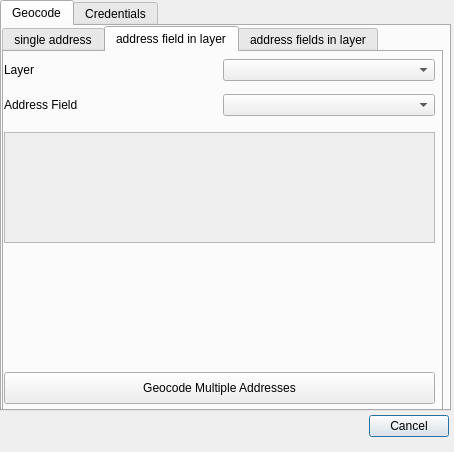
riccardoklinger/Hqgis, file hereqgis_dialog_base.ui: the form before one commit.
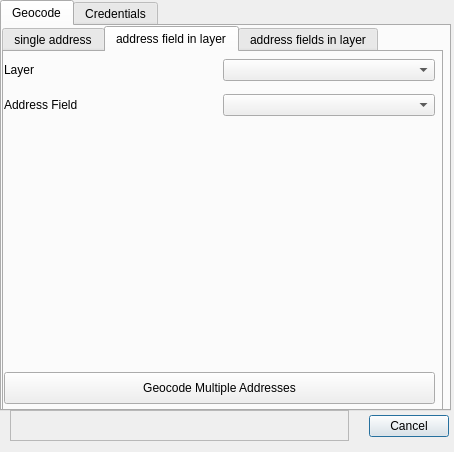
The form after the commit. The open tabs and pages were chosen to show the change.

Commit message: new dedicated fields function

The edit to the form file:
```diff
--- a/hereqgis_dialog_base.ui
+++ b/hereqgis_dialog_base.ui
@@ -162,19 +162,6 @@
         <string>Geocode Multiple Addresses</string>
        </property>
       </widget>
-      <widget class="QTextBrowser" name="geocodeResult">
-       <property name="enabled">
-        <bool>false</bool>
-       </property>
-       <property name="geometry">
-        <rect>
-         <x>0</x>
-         <y>80</y>
-         <width>431</width>
-         <height>111</height>
-        </rect>
-       </property>
-      </widget>
      </widget>
      <widget class="QWidget" name="tab_5">
       <attribute name="title">
@@ -389,6 +376,19 @@
     </widget>
    </widget>
   </widget>
+  <widget class="QTextBrowser" name="statusShower">
+   <property name="enabled">
+    <bool>false</bool>
+   </property>
+   <property name="geometry">
+    <rect>
+     <x>10</x>
+     <y>410</y>
+     <width>339</width>
+     <height>31</height>
+    </rect>
+   </property>
+  </widget>
  </widget>
  <resources/>
  <connections>
```
Left out of the diff: 64 changed lines with no effect on the pictures. The commit also changes 2 other files.
